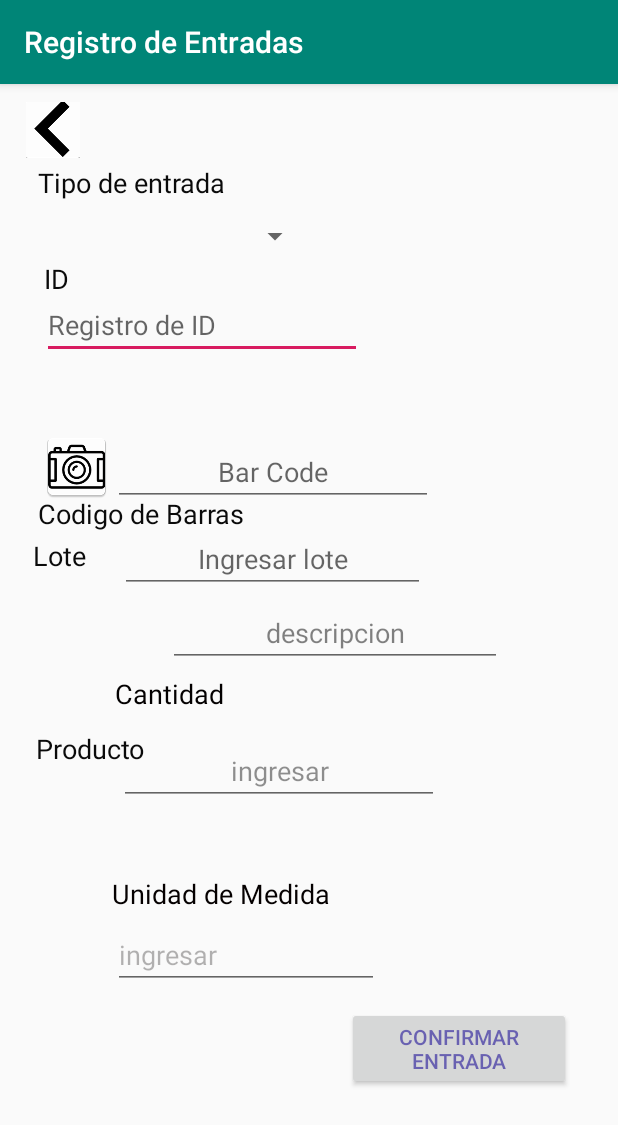
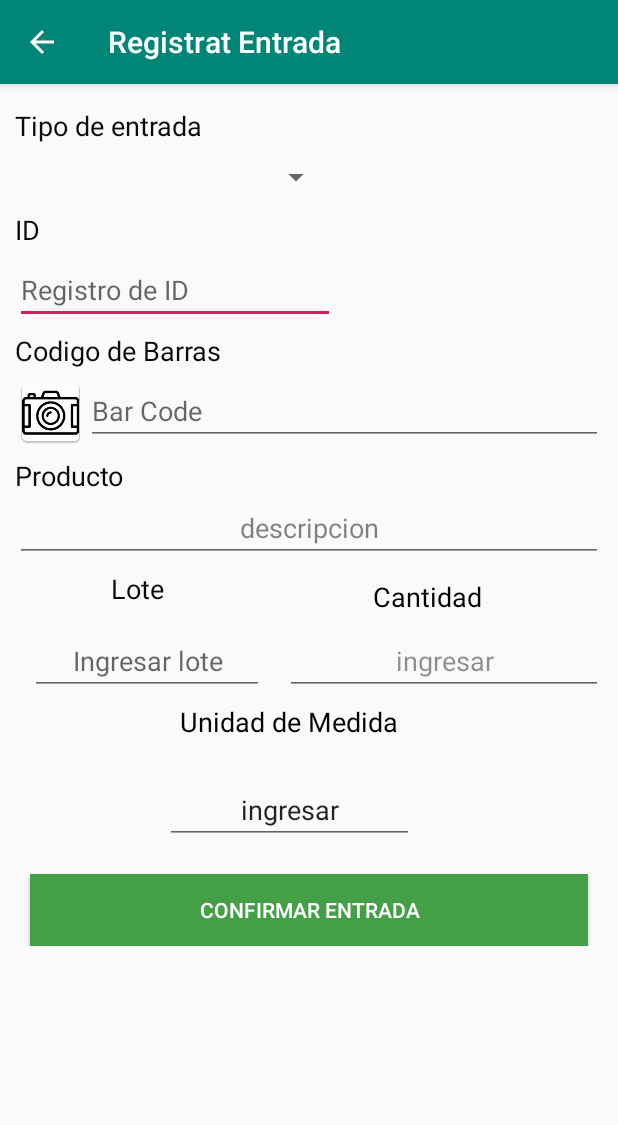
Before and after one commit to MarcoGuerreroP/app_inventario_alfa, an Android app: the screen it shows after launch (MainActivity), after a tap on "Registrar entrada", on a phone screen of 412 x 824 dp. Shown: the top 1125 px of the screen. Run offline under Robolectric (Android 15) with nearby library versions, the phone set to English and light mode, and no system bars; libraries missing offline, so code that uses them is left out: com.google.zxing.integration.

Commit message:
Se hizo la pantalla de RE y la navegacion hacia atras v.1.0

```diff
--- a/RegistrodeEntradas/app/src/main/AndroidManifest.xml
+++ b/RegistrodeEntradas/app/src/main/AndroidManifest.xml
@@ -11,8 +11,10 @@
         android:roundIcon="@mipmap/ic_launcher_round"
         android:supportsRtl="true"
         android:theme="@style/AppTheme">
-        <activity android:name=".RegistrarProducto"></activity>
-        <activity android:name=".MainActivity" ></activity>
+        <activity android:name=".RegistrarProducto"
+            android:parentActivityName="index_Activity"></activity>
+        <activity android:name=".MainActivity"
+            android:parentActivityName="index_Activity"></activity>
         <activity android:name=".index_Activity">
             <intent-filter>
                 <action android:name="android.intent.action.MAIN" />
--- a/RegistrodeEntradas/app/src/main/java/com/example/registrodeentradas/MainActivity.java
+++ b/RegistrodeEntradas/app/src/main/java/com/example/registrodeentradas/MainActivity.java
@@ -19,6 +19,9 @@ public class MainActivity extends AppCompatActivity {
     protected void onCreate(Bundle savedInstanceState) {
         super.onCreate(savedInstanceState);
         setContentView(R.layout.activity_main);
+
+        getSupportActionBar().setTitle("Registrat Entrada");
+        getSupportActionBar().setDisplayHomeAsUpEnabled(true);
 
         barcode = (EditText) findViewById(R.id.edt_cod);
         lector = (ImageButton) findViewById(R.id.btimg_cam);
--- a/RegistrodeEntradas/app/src/main/java/com/example/registrodeentradas/RegistrarProducto.java
+++ b/RegistrodeEntradas/app/src/main/java/com/example/registrodeentradas/RegistrarProducto.java
@@ -14,6 +14,10 @@ public class RegistrarProducto extends AppCompatActivity {
     protected void onCreate(Bundle savedInstanceState) {
         super.onCreate(savedInstanceState);
         setContentView(R.layout.activity_registrar_producto);
+
+        getSupportActionBar().setTitle("Registrar Producto");
+        getSupportActionBar().setDisplayHomeAsUpEnabled(true);
+
     }
 
     public void Menu2(View view) {
--- a/RegistrodeEntradas/app/src/main/java/com/example/registrodeentradas/index_Activity.java
+++ b/RegistrodeEntradas/app/src/main/java/com/example/registrodeentradas/index_Activity.java
@@ -1,27 +1,51 @@
 package com.example.registrodeentradas;
-
 import androidx.appcompat.app.AppCompatActivity;
-
 import android.content.Intent;
 import android.os.Bundle;
 import android.view.View;
+import android.widget.ImageButton;
 
 public class index_Activity extends AppCompatActivity {
+
+    private ImageButton boton1,boton2;
 
     @Override
     protected void onCreate(Bundle savedInstanceState) {
         super.onCreate(savedInstanceState);
         setContentView(R.layout.activity_index_);
 
+        getSupportActionBar().setTitle("Menu");
+        getSupportActionBar().setDisplayHomeAsUpEnabled(false);
+
+        boton1 = (ImageButton) findViewById(R.id.imb_stock);
+        boton1.setOnClickListener(new View.OnClickListener() {
+            @Override
+            public void onClick(View v) {
+                Entrada();
+
+            }
+        });
+
+        boton2 = (ImageButton)findViewById(R.id.imb_imput);
+        boton2.setOnClickListener(new View.OnClickListener() {
+            @Override
+            public void onClick(View v) {
+                Producto();
+            }
+        });
+
+
+
+
     }
     //funcion de icono de entradas de inventario
-    public void Imput (View view){
-        Intent imput = new Intent(this, MainActivity.class);
-        startActivity(imput);
+    public void Entrada (){
+        Intent entrada = new Intent(this, MainActivity.class);
+        startActivity(entrada);
     }
     //funcion de registrar productos
-    public void Producto (View view) {
-        Intent producto = new Intent(this, MainActivity.class);
+    public void Producto () {
+        Intent producto = new Intent(this, RegistrarProducto.class);
         startActivity(producto);
     }
 }
--- a/RegistrodeEntradas/app/src/main/res/layout/activity_index_.xml
+++ b/RegistrodeEntradas/app/src/main/res/layout/activity_index_.xml
@@ -10,37 +10,44 @@
         android:id="@+id/txt_index"
         android:layout_width="285dp"
         android:layout_height="36dp"
-        android:layout_marginEnd="60dp"
+        android:layout_marginEnd="28dp"
         android:text="@string/txt_index"
         android:textAlignment="center"
         app:autoSizeTextType="uniform"
         app:layout_constraintBottom_toBottomOf="parent"
         app:layout_constraintEnd_toEndOf="parent"
         app:layout_constraintTop_toTopOf="parent"
-        app:layout_constraintVertical_bias="0.155" />
+        app:layout_constraintVertical_bias="0.153" />
+
+    <TableRow
+        android:layout_width="212dp"
+        android:layout_height="246dp"
+        app:layout_constraintBottom_toBottomOf="parent"
+        app:layout_constraintEnd_toEndOf="parent"
+        app:layout_constraintHorizontal_bias="0.492"
+        app:layout_constraintStart_toStartOf="parent"
+        app:layout_constraintTop_toTopOf="parent"
+        app:layout_constraintVertical_bias="0.498">
 
         <ImageButton
+
             android:id="@+id/imb_stock"
-        android:layout_width="47dp"
-        android:layout_height="50dp"
-        android:layout_marginStart="248dp"
-        android:layout_marginTop="72dp"
+            android:layout_width="46dp"
+            android:layout_height="54dp"
+            android:adjustViewBounds="false"
             android:contentDescription="@string/imb_stock"
-        android:onClick="Imput"
-        app:layout_constraintStart_toStartOf="parent"
-        app:layout_constraintTop_toBottomOf="@+id/txt_index"
+            android:onClick="Entrada"
+            android:padding="@dimen/default_gap"
+            android:scaleType="center"
             app:srcCompat="@mipmap/ic_launcher_inv_enter" />
 
         <ImageButton
             android:id="@+id/imb_imput"
-        android:layout_width="50dp"
-        android:layout_height="47dp"
-        android:layout_marginStart="108dp"
-        android:layout_marginTop="196dp"
+            android:layout_width="49dp"
+            android:layout_height="53dp"
             android:contentDescription="@string/imb_imput"
             android:onClick="Producto"
-        app:layout_constraintStart_toStartOf="parent"
-        app:layout_constraintTop_toTopOf="parent"
             app:srcCompat="@mipmap/ic_launcher_stock" />
+    </TableRow>
 
 </androidx.constraintlayout.widget.ConstraintLayout>
--- a/RegistrodeEntradas/app/src/main/res/layout/activity_main.xml
+++ b/RegistrodeEntradas/app/src/main/res/layout/activity_main.xml
@@ -3,7 +3,8 @@
     xmlns:app="http://schemas.android.com/apk/res-auto"
     xmlns:tools="http://schemas.android.com/tools"
     android:layout_width="match_parent"
-    android:layout_height="match_parent"
+    android:layout_height="wrap_content"
+    android:padding="@dimen/activity_horizontal_margin"
     tools:context=".MainActivity">
 
 
@@ -11,58 +12,44 @@
         android:id="@+id/btimg_cam"
         android:layout_width="47dp"
         android:layout_height="48dp"
+        android:layout_below="@id/txt_cod"
         android:layout_alignParentStart="true"
-        android:layout_alignParentTop="true"
-        android:layout_marginStart="27dp"
-        android:layout_marginTop="231dp"
+        android:layout_alignParentLeft="true"
+        android:layout_marginTop="5dp"
         android:contentDescription="@string/btimg_cam"
         app:srcCompat="@mipmap/ic_launcher_back2" />
 
     <TextView
         android:id="@+id/txt_tipo"
-        android:layout_width="187dp"
-        android:layout_height="42dp"
+        android:layout_width="wrap_content"
+        android:layout_height="wrap_content"
         android:layout_alignParentStart="true"
         android:layout_alignParentTop="true"
         android:layout_alignParentEnd="true"
-        android:layout_marginStart="25dp"
-        android:layout_marginTop="53dp"
-        android:layout_marginEnd="199dp"
+        android:layout_marginTop="5dp"
         android:text="@string/txt_tipo"
         android:textColor="#FC070707"
         android:textSize="18sp" />
 
     <Spinner
         android:id="@+id/spinner_ent"
-        android:layout_width="189dp"
-        android:layout_height="36dp"
-        android:layout_alignParentStart="true"
-        android:layout_alignParentTop="true"
-        android:layout_marginStart="18dp"
-        android:layout_marginTop="83dp"
+        android:layout_width="211dp"
+        android:layout_height="34dp"
+        android:layout_below="@id/txt_tipo"
+        android:layout_alignParentLeft="true"
+        android:layout_marginTop="5dp"
+
         android:contentDescription="@string/spinner_ent"
         android:textAlignment="center" />
 
-    <ImageButton
-        android:id="@+id/btback"
-        android:layout_width="36dp"
-        android:layout_height="37dp"
-        android:layout_alignParentStart="true"
-        android:layout_alignParentTop="true"
-        android:layout_marginStart="17dp"
-        android:layout_marginTop="12dp"
-        android:contentDescription="@string/btback"
-        android:onClick="Menu"
-        app:srcCompat="@mipmap/ic_launcher_back1" />
-
     <TextView
         android:id="@+id/txt_id"
-        android:layout_width="67dp"
+        android:layout_width="wrap_content"
         android:layout_height="wrap_content"
+        android:layout_below="@id/spinner_ent"
         android:layout_alignParentStart="true"
-        android:layout_alignParentTop="true"
-        android:layout_marginStart="29dp"
-        android:layout_marginTop="117dp"
+        android:layout_alignParentLeft="true"
+        android:layout_marginTop="5dp"
         android:text="@string/txt_idi"
         android:textColor="#FC070707"
         android:textSize="18sp" />
@@ -71,10 +58,10 @@
         android:id="@+id/edt_idi"
         android:layout_width="wrap_content"
         android:layout_height="wrap_content"
+        android:layout_below="@id/txt_id"
         android:layout_alignParentStart="true"
-        android:layout_alignParentTop="true"
-        android:layout_marginStart="28dp"
-        android:layout_marginTop="138dp"
+        android:layout_alignParentLeft="true"
+        android:layout_marginTop="5dp"
         android:autofillHints=""
         android:ems="10"
         android:hint="@string/edt_id"
@@ -84,53 +71,55 @@
 
     <TextView
         android:id="@+id/txt_cod"
-        android:layout_width="214dp"
-        android:layout_height="36dp"
+        android:layout_width="wrap_content"
+        android:layout_height="wrap_content"
+        android:layout_below="@id/edt_idi"
         android:layout_alignParentStart="true"
-        android:layout_alignParentEnd="true"
-        android:layout_alignParentBottom="true"
-        android:layout_marginStart="25dp"
-        android:layout_marginEnd="172dp"
-        android:layout_marginBottom="458dp"
+        android:layout_alignParentLeft="true"
+        android:layout_marginTop="5dp"
         android:text="@string/txt_cod"
         android:textColor="#FC070707"
         android:textSize="18sp" />
 
     <EditText
         android:id="@+id/edt_cod"
-        android:layout_width="wrap_content"
+        android:layout_width="match_parent"
         android:layout_height="wrap_content"
-        android:layout_alignParentStart="true"
-        android:layout_alignParentTop="true"
-        android:layout_marginStart="75dp"
-        android:layout_marginTop="236dp"
-        android:autofillHints=""
-        android:ems="10"
+        android:layout_below="@id/txt_cod"
+        android:layout_alignParentEnd="true"
+        android:layout_alignParentRight="true"
+        android:layout_marginTop="5dp"
+        android:layout_toEndOf="@+id/btimg_cam"
         android:hint="@string/edt_cod"
         android:inputType="number"
-        android:textAlignment="center"
+        android:textAlignment="textStart"
         tools:targetApi="o" />
 
     <TextView
         android:id="@+id/txt_lot"
         android:layout_width="63dp"
         android:layout_height="36dp"
+        android:layout_below="@id/edt_prod"
+        android:layout_alignParentLeft="true"
         android:layout_alignParentStart="true"
-        android:layout_alignParentTop="true"
-        android:layout_marginStart="22dp"
-        android:layout_marginTop="302dp"
+        android:layout_marginTop="5dp"
+        android:layout_marginLeft="50dp"
+        android:textAlignment="center"
         android:text="@string/txt_lot"
         android:textColor="#FC070707"
         android:textSize="18sp" />
 
     <EditText
         android:id="@+id/edt_lot"
-        android:layout_width="203dp"
+        android:layout_width="156dp"
         android:layout_height="wrap_content"
+        android:layout_below="@id/txt_lot"
         android:layout_alignParentStart="true"
-        android:layout_alignParentTop="true"
-        android:layout_marginStart="80dp"
-        android:layout_marginTop="294dp"
+        android:layout_alignParentLeft="true"
+        android:layout_marginStart="10dp"
+        android:layout_marginLeft="10dp"
+        android:layout_marginTop="2dp"
+        android:layout_marginRight="50dp"
         android:autofillHints=""
         android:ems="10"
         android:hint="@string/edt_lot"
@@ -139,31 +128,29 @@
         tools:targetApi="o" />
 
     <TextView
-        android:id="@+id/txt_produ"
-        android:layout_width="117dp"
-        android:layout_height="39dp"
+        android:id="@+id/txt_prod"
+        android:layout_width="wrap_content"
+        android:layout_height="wrap_content"
+        android:layout_below="@id/btimg_cam"
         android:layout_alignParentStart="true"
-        android:layout_alignParentBottom="true"
-        android:layout_marginStart="24dp"
-        android:layout_marginBottom="298dp"
-        android:text="@string/txt_produ"
+        android:layout_alignParentLeft="true"
+        android:layout_marginTop="5dp"
+        android:text="@string/txt_prod"
         android:textColor="#FC070707"
         android:textSize="18sp" />
 
     <EditText
         android:id="@+id/edt_prod"
-        android:layout_width="222dp"
+        android:layout_width="match_parent"
         android:layout_height="wrap_content"
+        android:layout_below="@id/txt_prod"
         android:layout_alignParentStart="true"
-        android:layout_alignParentTop="true"
-        android:layout_alignParentEnd="true"
-        android:layout_marginStart="112dp"
-        android:layout_marginTop="343dp"
-        android:layout_marginEnd="77dp"
-        android:autofillHints=""
-        android:ems="10"
+        android:layout_alignParentLeft="true"
+        android:layout_marginStart="0dp"
+        android:layout_marginLeft="0dp"
+        android:layout_marginTop="0dp"
         android:hint="@string/edt_prod"
-        android:inputType="textPersonName"
+        android:inputType="text"
         android:textAlignment="center"
         android:textColor="#090808"
         android:textColorHint="#7E030303"
@@ -171,25 +158,31 @@
 
     <TextView
         android:id="@+id/txt_cant"
-        android:layout_width="94dp"
-        android:layout_height="40dp"
-        android:layout_alignParentTop="true"
-        android:layout_alignParentEnd="true"
-        android:layout_marginTop="394dp"
-        android:layout_marginEnd="241dp"
+        android:layout_width="135dp"
+        android:layout_height="27dp"
+        android:layout_below="@id/edt_prod"
+        android:layout_alignTop="@id/txt_lot"
+        android:layout_alignParentStart="true"
+        android:layout_alignParentRight="true"
+        android:layout_marginLeft="210dp"
+        android:layout_marginTop="5dp"
+        android:layout_marginRight="52dp"
         android:text="@string/txt_cant"
+        android:textAlignment="center"
         android:textColor="#030000"
         android:textSize="18sp" />
 
     <EditText
         android:id="@+id/edt_cant"
-        style="@style/Widget.AppCompat.AutoCompleteTextView"
-        android:layout_width="wrap_content"
+        android:layout_width="243dp"
         android:layout_height="wrap_content"
-        android:layout_alignParentTop="true"
-        android:layout_alignParentEnd="true"
-        android:layout_marginTop="435dp"
-        android:layout_marginEnd="119dp"
+        android:layout_below="@id/txt_cant"
+        android:layout_alignParentStart="true"
+        android:layout_alignParentRight="true"
+        android:layout_marginStart="180dp"
+        android:layout_marginLeft="57dp"
+        android:layout_marginTop="5dp"
+        android:layout_toRightOf="@id/txt_lot"
         android:ems="10"
         android:hint="@string/edt_cant"
         android:inputType="textPersonName"
@@ -201,38 +194,47 @@
         android:id="@+id/txt_unidad"
         android:layout_width="166dp"
         android:layout_height="43dp"
-        android:layout_alignParentTop="true"
-        android:layout_alignParentEnd="true"
-        android:layout_marginTop="527dp"
-        android:layout_marginEnd="171dp"
+        android:layout_alignParentStart="true"
+        android:layout_alignParentLeft="true"
+        android:layout_marginTop="5dp"
+        android:layout_below="@id/edt_lot"
+        android:layout_centerHorizontal="true"
+        android:layout_marginLeft="100dp"
+        android:textAlignment="center"
         android:text="@string/txt_unidad"
         android:textColor="#050000"
         android:textSize="18sp" />
 
     <EditText
         android:id="@+id/edt_unidad"
-        android:layout_width="177dp"
+        android:layout_width="166dp"
         android:layout_height="wrap_content"
-        android:layout_alignParentTop="true"
-        android:layout_alignParentEnd="true"
-        android:layout_marginTop="558dp"
-        android:layout_marginEnd="159dp"
-        android:ems="10"
+        android:layout_below="@id/txt_unidad"
+        android:layout_alignParentStart="true"
+        android:layout_alignParentLeft="true"
+        android:layout_centerHorizontal="true"
+        android:layout_marginLeft="100dp"
+        android:layout_marginTop="5dp"
         android:hint="@string/edt_unidad"
         android:inputType="textPersonName"
-        android:textColor="#0E0D0D"
-        android:textColorHint="#52161212"
-        android:autofillHints="" />
+        android:text="@string/edt_unidad"
+        android:textAlignment="center" />
 
     <Button
         android:id="@+id/btconfirm"
-        android:layout_width="149dp"
+        style="@style/Widget.AppCompat.Button.Colored"
+        android:layout_width="match_parent"
         android:layout_height="wrap_content"
-        android:layout_alignParentTop="true"
+        android:layout_below="@id/edt_unidad"
         android:layout_alignParentEnd="true"
-        android:layout_marginTop="615dp"
-        android:layout_marginEnd="31dp"
+        android:layout_gravity="center_horizontal"
+        android:layout_marginStart="10dp"
+        android:layout_marginEnd="10dp"
+        android:layout_marginTop="20dp"
         android:text="@string/btconfirm"
-        android:textColor="#AE362AA0" />
+        android:textColor="#FFFF"
+        android:background="@color/colorButtonSuccess"
+        />
+
 
 </RelativeLayout>
--- a/RegistrodeEntradas/app/src/main/res/values/colors.xml
+++ b/RegistrodeEntradas/app/src/main/res/values/colors.xml
@@ -3,4 +3,5 @@
     <color name="colorPrimary">#008577</color>
     <color name="colorPrimaryDark">#00574B</color>
     <color name="colorAccent">#D81B60</color>
+    <color name="colorButtonSuccess">#43a047</color>
 </resources>
--- /dev/null
+++ b/RegistrodeEntradas/app/src/main/res/values/dimen.xml
@@ -0,0 +1,9 @@
+<?xml version="1.0" encoding="utf-8"?>
+
+
+
+<resources>
+    <dimen name="activity_vertical_margin">20dp</dimen>
+    <dimen name="activity_horizontal_margin">10dp</dimen>
+
+</resources>
--- a/RegistrodeEntradas/app/src/main/res/values/strings.xml
+++ b/RegistrodeEntradas/app/src/main/res/values/strings.xml
@@ -11,11 +11,10 @@
     <string name="edt_lot">Ingresar lote</string>
     <string name="txt_cant">Cantidad</string>
     <string name="edt_cant">ingresar</string>
-    <string name="txt_produ">Producto</string>
+    <string name="txt_prod">Producto</string>
     <string name="edt_prod">descripcion</string>
     <string name="txt_unidad">Unidad de Medida</string>
     <string name="edt_unidad">ingresar</string>
-    <string name="btback">back</string>
     <string name="btconfirm">Confirmar Entrada</string>
 
     <!-- Strings de pantalla index menu -->
```
Lines whose indentation alone changed are shown as unchanged.
